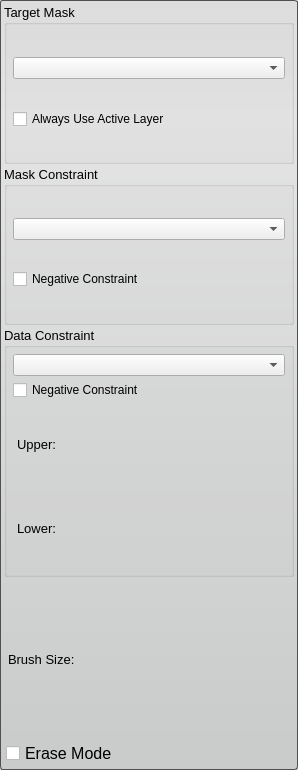
Before: the Qt Designer form src/Interface/ToolInterface/PaintToolInterface.ui in SCIInstitute/Seg3D, drawn with Qt 5.
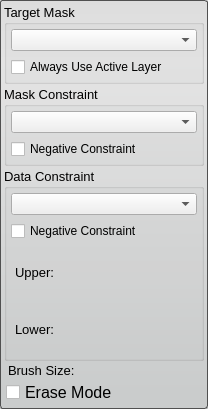
After: the same form once the commit is applied.

Patch:
```diff
--- a/src/Interface/ToolInterface/PaintToolInterface.ui
+++ b/src/Interface/ToolInterface/PaintToolInterface.ui
@@ -6,8 +6,8 @@
    <rect>
     <x>0</x>
     <y>0</y>
-    <width>298</width>
-    <height>770</height>
+    <width>208</width>
+    <height>409</height>
    </rect>
   </property>
   <property name="sizePolicy">
@@ -50,10 +50,10 @@
      </property>
      <layout class="QVBoxLayout" name="verticalLayout_4">
       <property name="spacing">
-       <number>4</number>
+       <number>6</number>
       </property>
       <property name="margin">
-       <number>6</number>
+       <number>4</number>
       </property>
       <item>
        <widget class="QComboBox" name="target_mask_"/>
@@ -80,10 +80,10 @@
      </property>
      <layout class="QVBoxLayout" name="verticalLayout_5">
       <property name="spacing">
-       <number>4</number>
+       <number>6</number>
       </property>
       <property name="margin">
-       <number>6</number>
+       <number>4</number>
       </property>
       <item>
        <widget class="QComboBox" name="mask_constraint_"/>
@@ -131,10 +131,10 @@
      </property>
      <layout class="QVBoxLayout" name="verticalLayout_3">
       <property name="spacing">
-       <number>4</number>
+       <number>6</number>
       </property>
       <property name="margin">
-       <number>6</number>
+       <number>4</number>
       </property>
       <item>
        <widget class="QComboBox" name="data_constraint_"/>
```
